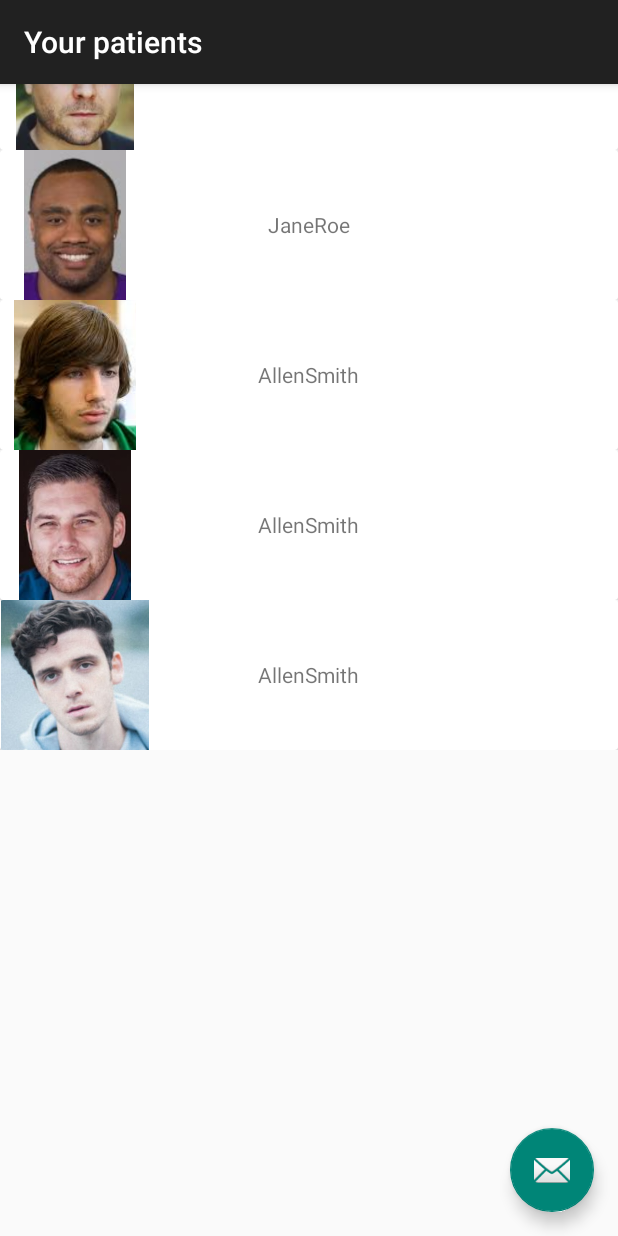
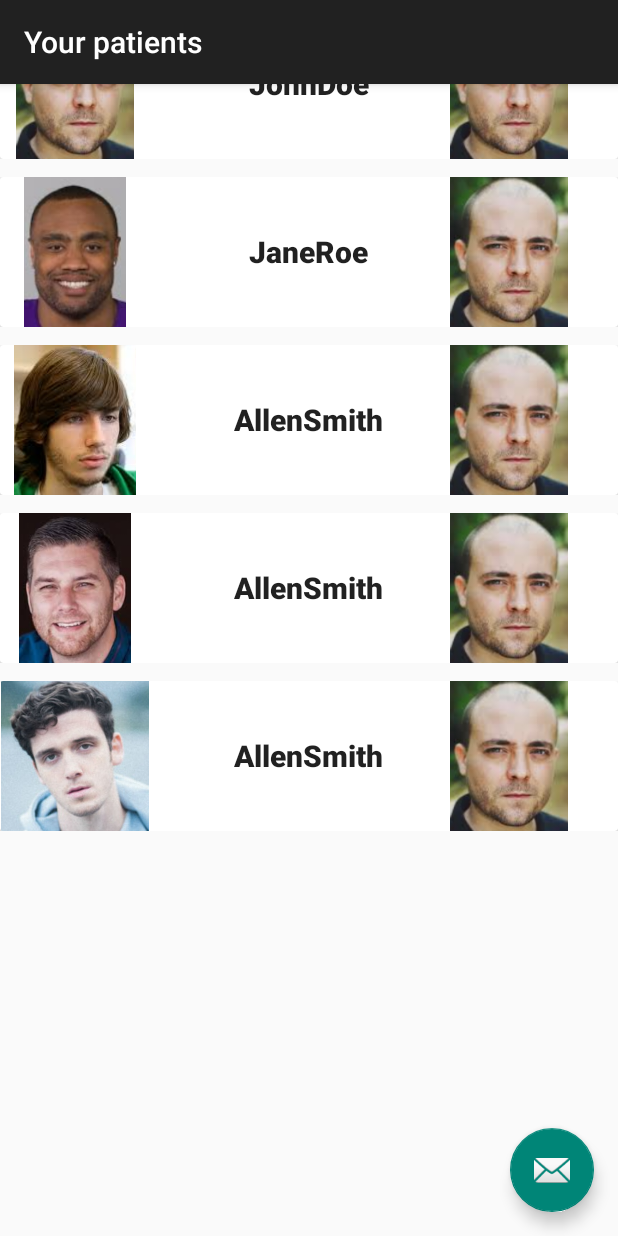
Before and after one commit to MaximCoppieters/MindShare, an Android app: the screen it shows after launch (PatientListActivity), on a phone screen of 412 x 824 dp. Run offline under Robolectric (Android 15) with nearby library versions, the phone set to English and light mode, and no system bars; our stand-ins replace Picasso.

Commit message:
Altered patient rows

```diff
--- a/app/src/main/res/layout/content_connect.xml
+++ b/app/src/main/res/layout/content_connect.xml
@@ -38,7 +38,7 @@
             android:id="@+id/textDialog"
             android:layout_width="fill_parent"
             android:layout_height="wrap_content"
-            android:hint="First Name"
+            android:hint="Caregiver ID"
             app:layout_constraintWidth_percent="0.7"
             />
     </android.support.design.widget.TextInputLayout>
--- a/app/src/main/res/layout/row_patient_select.xml
+++ b/app/src/main/res/layout/row_patient_select.xml
@@ -5,7 +5,10 @@
     xmlns:app="http://schemas.android.com/apk/res-auto"
     xmlns:tools="http://schemas.android.com/tools"
     android:layout_gravity="top"
-    android:orientation="horizontal">
+    android:orientation="horizontal"
+    android:layout_marginTop="6dp"
+    android:layout_marginBottom="6dp"
+    >
 
     <android.support.v7.widget.CardView
         android:layout_width="match_parent"
@@ -17,14 +20,26 @@
             android:layout_width="100dp"
             android:layout_height="100dp"
             android:src="@drawable/patient1"
+            style="@style/style_list_item_image"
             />
         <TextView
             android:id="@+id/patient_name"
             android:layout_width="wrap_content"
             android:layout_height="wrap_content"
             android:layout_gravity="center"
-            android:padding="5dp"
-            tools:text="@tools:sample/lorem" />
+            tools:text="@tools:sample/lorem"
+            style="@style/style_list_item_text"
+            />
+        <ImageView
+            android:id="@+id/patient_status"
+            android:layout_width="wrap_content"
+            android:layout_height="wrap_content"
+            android:layout_gravity="end"
+            android:src="@drawable/patient1"
+            tools:text="@tools:sample/lorem"
+            style="@style/style_list_item_text"
+            />
+
     </android.support.v7.widget.CardView>
 
 </RelativeLayout>
--- a/app/src/main/res/values/styles.xml
+++ b/app/src/main/res/values/styles.xml
@@ -10,6 +10,19 @@
         <item name="windowNoTitle">true</item>
     </style>
 
+    <style name="style_list_item_image">
+        <item name="android:layout_width">100dp</item>
+        <item name="android:layout_height">match_parent</item>
+    </style>
+
+    <style name="style_list_item_text">
+        <item name="android:textAppearance">@style/Base.TextAppearance.AppCompat.Title</item>
+        <item name="android:textStyle">bold</item>
+        <item name="android:layout_gravity">center_vertical</item>
+        <item name="android:layout_width">wrap_content</item>
+        <item name="android:layout_height">wrap_content</item>
+    </style>
+
     <style name="AppTheme.AppBarOverlay" parent="ThemeOverlay.AppCompat.Dark.ActionBar" />
 
     <style name="AppTheme.PopupOverlay" parent="ThemeOverlay.AppCompat.Light" />
```
